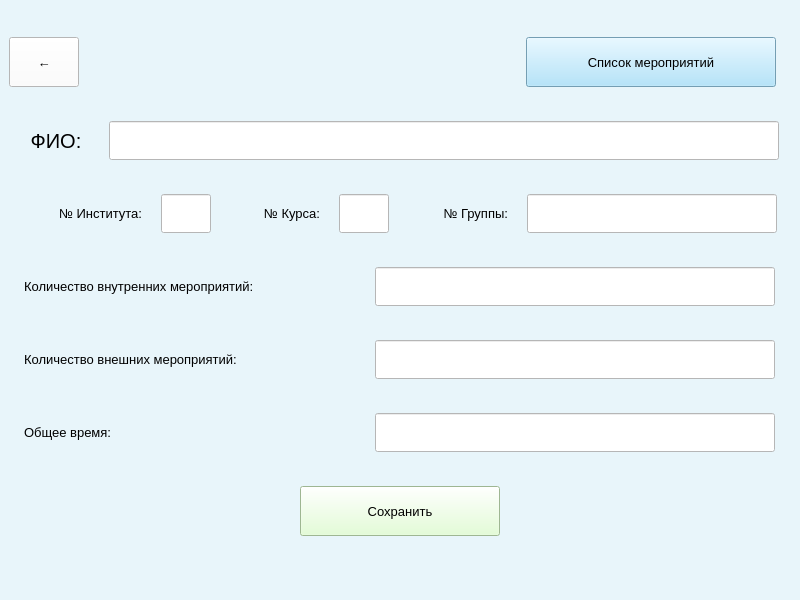
First picture: the form in qt/student.ui, repository andrei-229/valanter_app, before the edit.
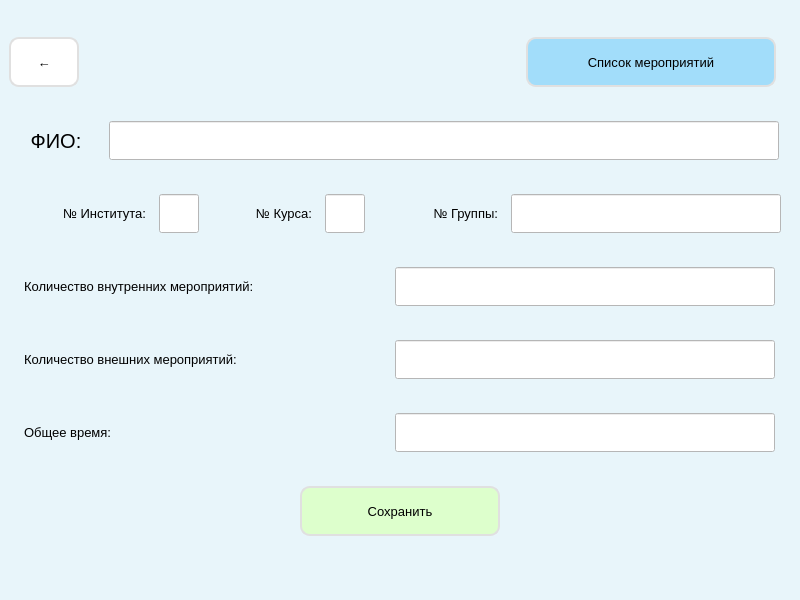
Second picture: the form after the edit.

What changed in the file:
```diff
--- a/qt/student.ui
+++ b/qt/student.ui
@@ -54,6 +54,8 @@
         <property name="styleSheet">
          <string notr="true">QPushButton{
 background-color: rgb(255, 255, 255);
+border: 2px solid #E0E0E0;
+border-radius: 10px;
 }
 QPushButton:hover{
 background-color: rgb(242, 255, 235);
@@ -101,13 +103,18 @@
          </font>
         </property>
         <property name="styleSheet">
-         <string notr="true">QPushButton{
+         <string notr="true">
+QPushButton{
 background-color: rgb(162, 221, 250);
+border: 2px solid #E0E0E0;
+border-radius: 10px;
 }
 QPushButton:hover{
 background-color: rgb(125, 209, 251);
 }
-</string>
+QPushButton:pressed{
+border: 2px solid #404040;
+}</string>
         </property>
         <property name="text">
          <string>Список мероприятий</string>
@@ -184,9 +191,15 @@
      <layout class="QHBoxLayout" name="horizontalLayout_3">
       <item>
        <widget class="QLabel" name="label_2">
+        <property name="minimumSize">
+         <size>
+          <width>130</width>
+          <height>0</height>
+         </size>
+        </property>
         <property name="maximumSize">
          <size>
-          <width>120</width>
+          <width>130</width>
           <height>16777215</height>
          </size>
         </property>
@@ -205,9 +218,15 @@
       </item>
       <item>
        <widget class="QLineEdit" name="num_inst">
+        <property name="minimumSize">
+         <size>
+          <width>40</width>
+          <height>0</height>
+         </size>
+        </property>
         <property name="maximumSize">
          <size>
-          <width>50</width>
+          <width>40</width>
           <height>16777215</height>
          </size>
         </property>
@@ -223,9 +242,15 @@
       </item>
       <item>
        <widget class="QLabel" name="label_3">
+        <property name="minimumSize">
+         <size>
+          <width>100</width>
+          <height>0</height>
+         </size>
+        </property>
         <property name="maximumSize">
          <size>
-          <width>90</width>
+          <width>100</width>
           <height>16777215</height>
          </size>
         </property>
@@ -244,9 +269,15 @@
       </item>
       <item>
        <widget class="QLineEdit" name="num_kurs">
+        <property name="minimumSize">
+         <size>
+          <width>40</width>
+          <height>0</height>
+         </size>
+        </property>
         <property name="maximumSize">
          <size>
-          <width>50</width>
+          <width>40</width>
           <height>16777215</height>
          </size>
         </property>
@@ -262,9 +293,15 @@
       </item>
       <item>
        <widget class="QLabel" name="label_4">
+        <property name="minimumSize">
+         <size>
+          <width>120</width>
+          <height>0</height>
+         </size>
+        </property>
         <property name="maximumSize">
          <size>
-          <width>100</width>
+          <width>120</width>
           <height>16777215</height>
          </size>
         </property>
@@ -283,9 +320,15 @@
       </item>
       <item>
        <widget class="QLineEdit" name="num_group">
+        <property name="minimumSize">
+         <size>
+          <width>270</width>
+          <height>0</height>
+         </size>
+        </property>
         <property name="maximumSize">
          <size>
-          <width>250</width>
+          <width>270</width>
           <height>16777215</height>
          </size>
         </property>
@@ -316,13 +359,13 @@
        <widget class="QLabel" name="label_5">
         <property name="minimumSize">
          <size>
-          <width>330</width>
+          <width>350</width>
           <height>0</height>
          </size>
         </property>
         <property name="maximumSize">
          <size>
-          <width>330</width>
+          <width>350</width>
           <height>16777215</height>
          </size>
         </property>
@@ -340,7 +383,7 @@
        <widget class="QLineEdit" name="in_events">
         <property name="maximumSize">
          <size>
-          <width>400</width>
+          <width>380</width>
           <height>16777215</height>
          </size>
         </property>
@@ -362,13 +405,13 @@
        <widget class="QLabel" name="label_6">
         <property name="minimumSize">
          <size>
-          <width>330</width>
+          <width>350</width>
           <height>0</height>
          </size>
         </property>
         <property name="maximumSize">
          <size>
-          <width>330</width>
+          <width>350</width>
           <height>16777215</height>
          </size>
         </property>
@@ -386,7 +429,7 @@
        <widget class="QLineEdit" name="out_events">
         <property name="maximumSize">
          <size>
-          <width>400</width>
+          <width>380</width>
           <height>16777215</height>
          </size>
         </property>
@@ -408,13 +451,13 @@
        <widget class="QLabel" name="label_7">
         <property name="minimumSize">
          <size>
-          <width>330</width>
+          <width>350</width>
           <height>0</height>
          </size>
         </property>
         <property name="maximumSize">
          <size>
-          <width>330</width>
+          <width>350</width>
           <height>16777215</height>
          </size>
         </property>
@@ -432,7 +475,7 @@
        <widget class="QLineEdit" name="time_total">
         <property name="maximumSize">
          <size>
-          <width>400</width>
+          <width>380</width>
           <height>16777215</height>
          </size>
         </property>
@@ -477,11 +520,15 @@
           <property name="styleSheet">
            <string notr="true">QPushButton{
 background-color: rgb(221, 255, 204);
+border: 2px solid #E0E0E0;
+border-radius: 10px;
 }
 QPushButton:hover{
 background-color: rgb(201, 255, 128);
 }
-</string>
+QPushButton:pressed{
+border: 2px solid #404040;
+}</string>
           </property>
           <property name="text">
            <string>Сохранить</string>
```
Left out of the diff: 20 changed lines with no effect on the pictures.
